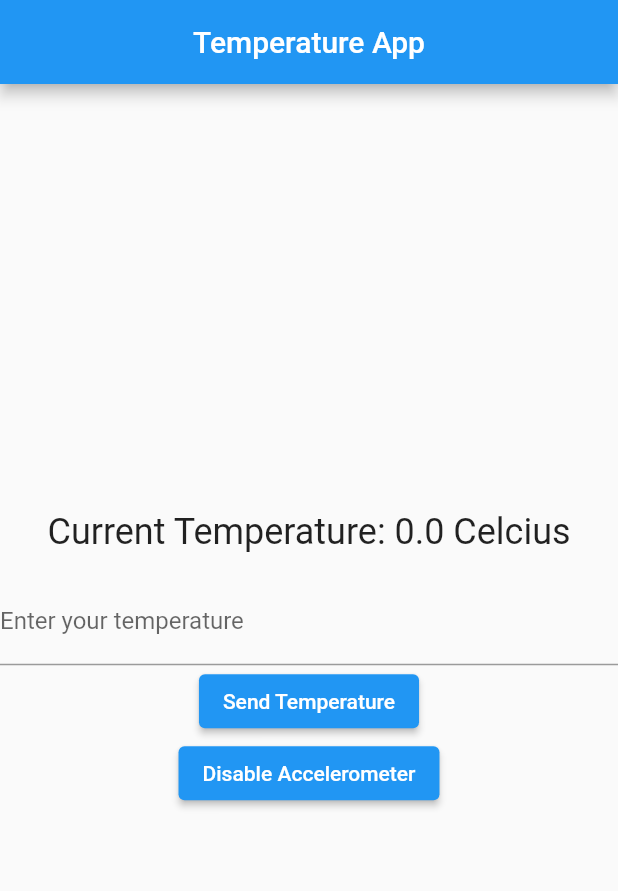
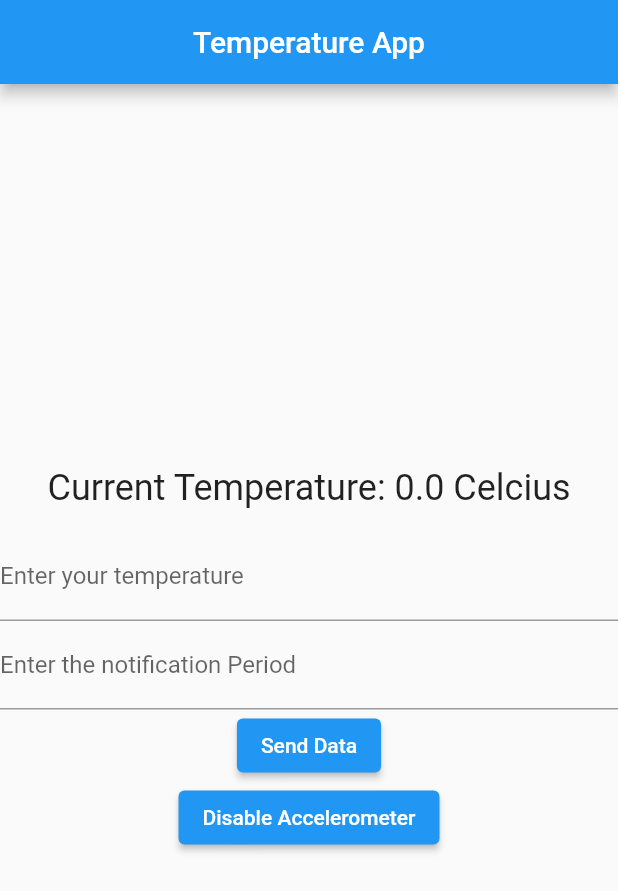
Before and after one commit to HAMMAD88/temperature-flutter, a Flutter app: the screen it shows after launch, after a tap on "Enable Accelerometer", on a phone screen of 412 x 824 dp. Shown: the top 891 px of the screen. Run offline on Flutter 3.47's test engine with Material 2 defaults, Android fonts, the phone set to English and light mode, and no system bars; our stand-ins replace sensors, vibration; network calls fail.

Commit message:
Added notify Period and vibration

```diff
--- a/lib/main.dart
+++ b/lib/main.dart
@@ -6,6 +6,7 @@ import 'package:flutter/material.dart';
 import 'package:http/http.dart' as http;
 import 'package:sensors/sensors.dart';
 // import 'package:sensors_plus/sensors_plus.dart';
+import 'package:vibration/vibration.dart';
 void main() {
   runApp(const MyApp());
 }
@@ -36,6 +37,8 @@ class _TemperaturePageState extends State<TemperaturePage> {
   late final http.Client _client;
   late String _temperature;
   late TextEditingController _temperatureController;
+  late TextEditingController _notifyperiod;
+
   double _angle = 0;
   late StreamSubscription<AccelerometerEvent> _subscription;
   late double _temp;
@@ -50,6 +53,7 @@ class _TemperaturePageState extends State<TemperaturePage> {
     _temperature = '-';
     _temp = 0;
     _temperatureController = TextEditingController();
+    _notifyperiod = TextEditingController();
     _startFetchingTemperature();
     // _listenToRotation();
 
@@ -66,7 +70,7 @@ class _TemperaturePageState extends State<TemperaturePage> {
   Future<void> _fetchTemperature() async {
     try {
       final response = await _client.get(Uri.parse(
-          'http://192.168.143.137:8000/api/settemp/'));
+          'http://192.168.143.137:8000/api/settings/'));
       final json = jsonDecode(response.body);
       final temperature = json['temp'];
       print('Temperature: $temperature');
@@ -74,7 +78,11 @@ class _TemperaturePageState extends State<TemperaturePage> {
         // _temperature = temperature.toString();
         double beta = double.parse(temperature);
         _temp = beta;
+        if (beta > 100){
+          Vibration.vibrate(duration: 1000);
+        }
       });
+
     } catch (e) {
       debugPrint(e.toString());
     }
@@ -91,6 +99,7 @@ class _TemperaturePageState extends State<TemperaturePage> {
          _sendAngle(_angle);
          //stopListeningToAccelerometer();
       }
+
       // else{
       //   stopListeningToAccelerometer();
       // }
@@ -137,7 +146,7 @@ class _TemperaturePageState extends State<TemperaturePage> {
        double alpha = (t +_temp);
       String a = (alpha).toStringAsFixed(2);
       final response = await _client.post(
-        Uri.parse('http://192.168.143.137:8000/api/settemp/'),
+        Uri.parse('http://192.168.143.137:8000/api/settings/'),
         body: jsonEncode(<String, dynamic>{
           'temp': a,
           'notify_period':1
@@ -169,16 +178,21 @@ class _TemperaturePageState extends State<TemperaturePage> {
   Future<void> _sendTemperature() async {
     try {
       final temperature = _temperatureController.text.trim();
+      final notifyperiod = _notifyperiod.text.trim();
       if (temperature.isEmpty) {
         return;
       }
+      if (notifyperiod.isEmpty){
+        return;
+      }
       double beta = double.parse(temperature);
+      double charlie = double.parse(notifyperiod);
       final response = await _client.post(
 
-        Uri.parse('http://192.168.143.137:8000/api/settemp/'),
+        Uri.parse('http://192.168.143.137:8000/api/settings/'),
         body: jsonEncode(<String, dynamic>{
           'temp': beta,
-          'notify_period':1
+          'notify_period':charlie
         }),
         headers: <String, String>{
           'Content-Type': 'application/json; charset=UTF-8',
@@ -229,9 +243,16 @@ class _TemperaturePageState extends State<TemperaturePage> {
     labelText: 'Enter your temperature',
     ),
     ),
+      TextField(
+        controller: _notifyperiod,
+        keyboardType: TextInputType.number,
+        decoration: const InputDecoration(
+          labelText: 'Enter the notification Period',
+        ),
+      ),
     ElevatedButton(
     onPressed: _sendTemperature,
-    child: const Text('Send Temperature'),
+    child: const Text('Send Data'),
     ),
       ElevatedButton(
         onPressed: _toggleFunctionEnabled,
--- a/pubspec.yaml
+++ b/pubspec.yaml
@@ -39,6 +39,7 @@ dependencies:
   http: ^0.13.5
   sensors: ^2.0.3
   sensors_plus: ^2.0.4
+  vibration: ^1.7.6
 
 dev_dependencies:
   flutter_test:
```
Also changed, not shown: pubspec.lock, 1 other file.
